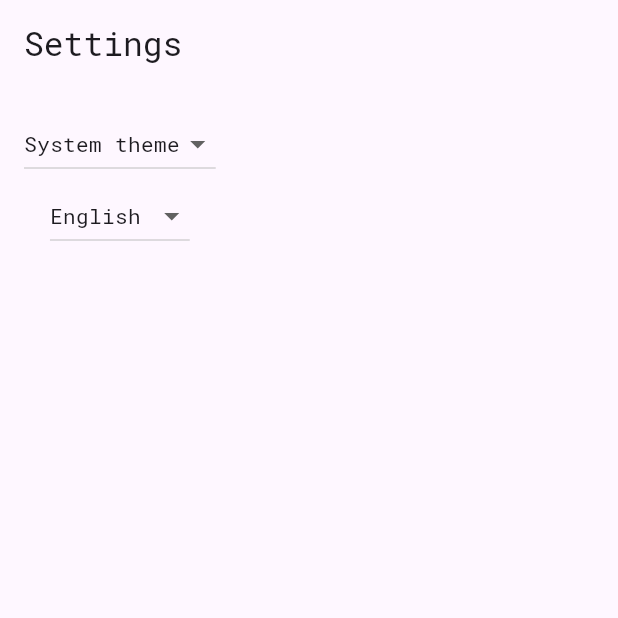
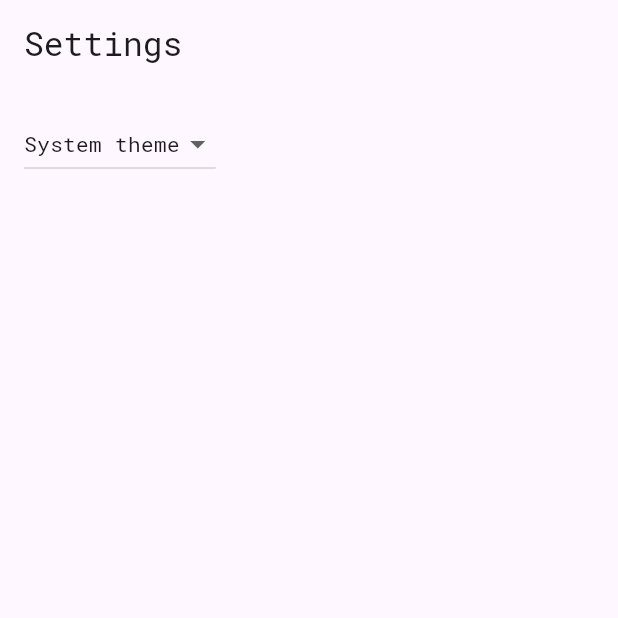
Before and after one commit to yannvillellas/timker, a Flutter app: the SettingsView screen opened by its route, on a phone screen of 412 x 824 dp, the top half of it. Run offline on Flutter 3.47's test engine with Material 3 defaults, Android fonts, the phone set to English and light mode, and no system bars; our stand-ins replace go_router, google_fonts; generated files the repository leaves out were written again.

Commit message:
remove language setting (will be depreciated)

```diff
--- a/lib/src/settings/settings_view.dart
+++ b/lib/src/settings/settings_view.dart
@@ -62,29 +62,7 @@ class _SettingsViewState extends State<SettingsView> {
                 ),
               ],
             ),
-            DropdownButton<Locale>(
-              value: Localizations.localeOf(context),
-              onChanged: (Locale? newLocale) {
-                if (newLocale == null) return;
-                setState(() {});
-              },
-              items: [
-                DropdownMenuItem(
-                  value: const Locale('en', ''),
-                  child: Text(
-                    "English",
-                    style: Theme.of(context).textTheme.bodyMedium,
-                  ),
-                ),
-                DropdownMenuItem(
-                  value: const Locale('fr', ''),
-                  child: Text(
-                    "Français",
-                    style: Theme.of(context).textTheme.bodyMedium,
-                  ),
-                ),
-              ],
-            ),
+            const SizedBox(height: 16),
           ],
         ),
       ),
```
